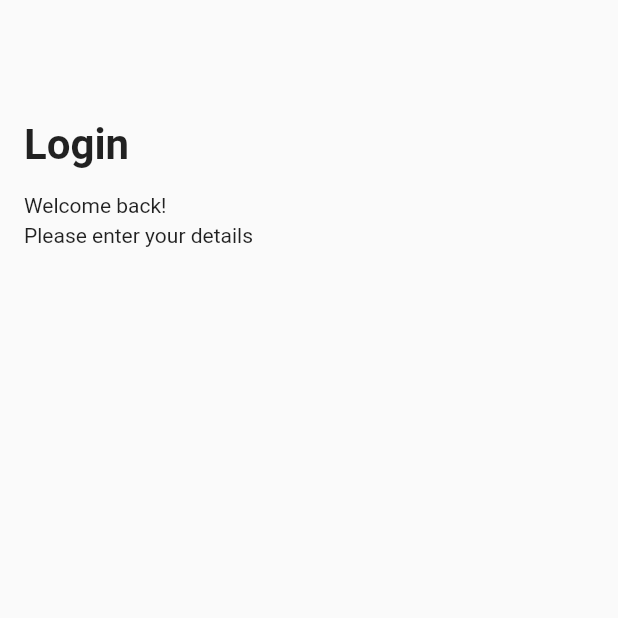
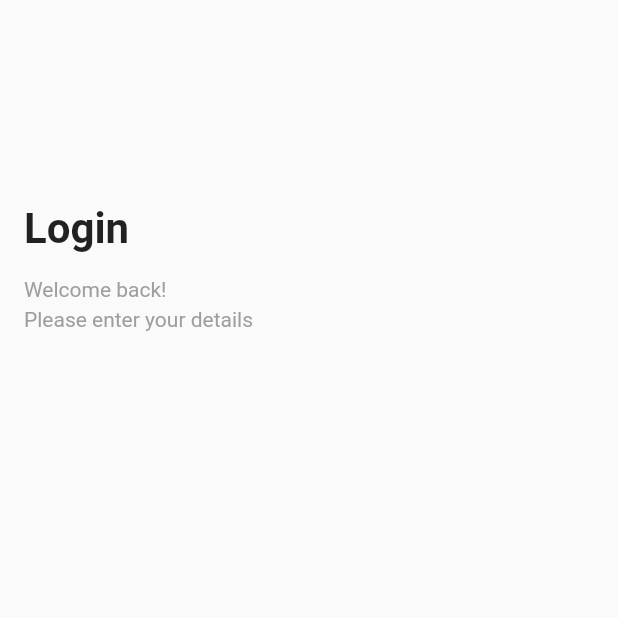
Before and after one commit to JAICHANGPARK/flutter_notebook_20th_story, a Flutter app: the screen it shows after launch, on a phone screen of 412 x 824 dp, the top half of it. Run offline on Flutter 3.47's test engine with Material 2 defaults, Android fonts, the phone set to English and light mode, and no system bars; our stand-ins replace badges, date_picker_timeline, dotted_border, dotted_line, flutter_riverpod, flutter_svg and 4 more; missing offline and left inert: barcode.

Commit message:
Update logistic_login_page.dart

```diff
--- a/lib/ep1194_logistic_mobile_app/src/ui/logistic_login_page.dart
+++ b/lib/ep1194_logistic_mobile_app/src/ui/logistic_login_page.dart
@@ -13,7 +13,7 @@ class LogisticLoginPage extends StatelessWidget {
             crossAxisAlignment: CrossAxisAlignment.start,
             children: [
               SizedBox(
-                height: 64,
+                height: 120,
               ),
               Text(
                 "Login",
@@ -25,11 +25,21 @@ class LogisticLoginPage extends StatelessWidget {
               SizedBox(
                 height: 16,
               ),
-              Text("Welcome back!"),
+              Text(
+                "Welcome back!",
+                style: TextStyle(
+                  color: Colors.grey,
+                ),
+              ),
               SizedBox(
                 height: 4,
               ),
-              Text("Please enter your details"),
+              Text(
+                "Please enter your details",
+                style: TextStyle(
+                  color: Colors.grey,
+                ),
+              ),
             ],
           ),
         ),
```
